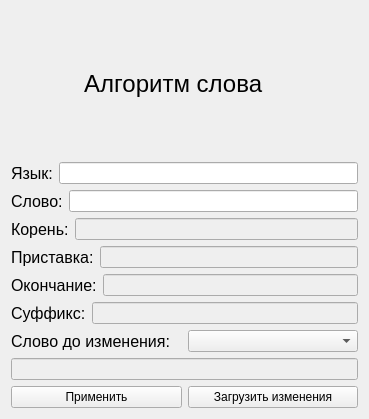
Qt form algorithm.ui (mosheadd/QtLang) before a commit.
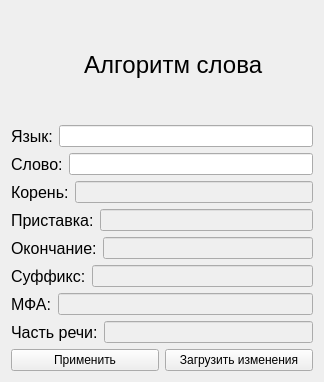
The same form after that commit.

What changed in the file:
```diff
--- a/algorithm.ui
+++ b/algorithm.ui
@@ -6,15 +6,13 @@
    <rect>
     <x>0</x>
     <y>0</y>
-    <width>369</width>
-    <height>419</height>
+    <width>324</width>
+    <height>382</height>
    </rect>
   </property>
   <property name="windowTitle">
    <string>Form</string>
   </property>
-  <layout class="QVBoxLayout" name="verticalLayout_2">
-   <item>
     <layout class="QVBoxLayout" name="verticalLayout">
      <item>
       <widget class="QLabel" name="label_5">
@@ -168,14 +166,32 @@
           </font>
          </property>
          <property name="text">
-          <string>Слово до изменения:</string>
+        <string>МФА:</string>
          </property>
         </widget>
        </item>
        <item>
-        <widget class="QComboBox" name="comboBox"/>
-       </item>
-      </layout>
+      <widget class="QLineEdit" name="lineEdit_2">
+       <property name="enabled">
+        <bool>false</bool>
+       </property>
+      </widget>
+     </item>
+    </layout>
+   </item>
+   <item>
+    <layout class="QHBoxLayout" name="horizontalLayout_9">
+     <item>
+      <widget class="QLabel" name="label_2">
+       <property name="font">
+        <font>
+         <pointsize>12</pointsize>
+        </font>
+       </property>
+       <property name="text">
+        <string>Часть речи:</string>
+       </property>
+      </widget>
      </item>
      <item>
       <widget class="QLineEdit" name="lineEdit_8">
@@ -184,6 +200,8 @@
        </property>
       </widget>
      </item>
+    </layout>
+   </item>
      <item>
       <layout class="QHBoxLayout" name="horizontalLayout">
        <item>
@@ -199,8 +217,6 @@
           <string>Загрузить изменения</string>
          </property>
         </widget>
-       </item>
-      </layout>
      </item>
     </layout>
    </item>
```
Lines whose indentation alone changed are shown as unchanged.
